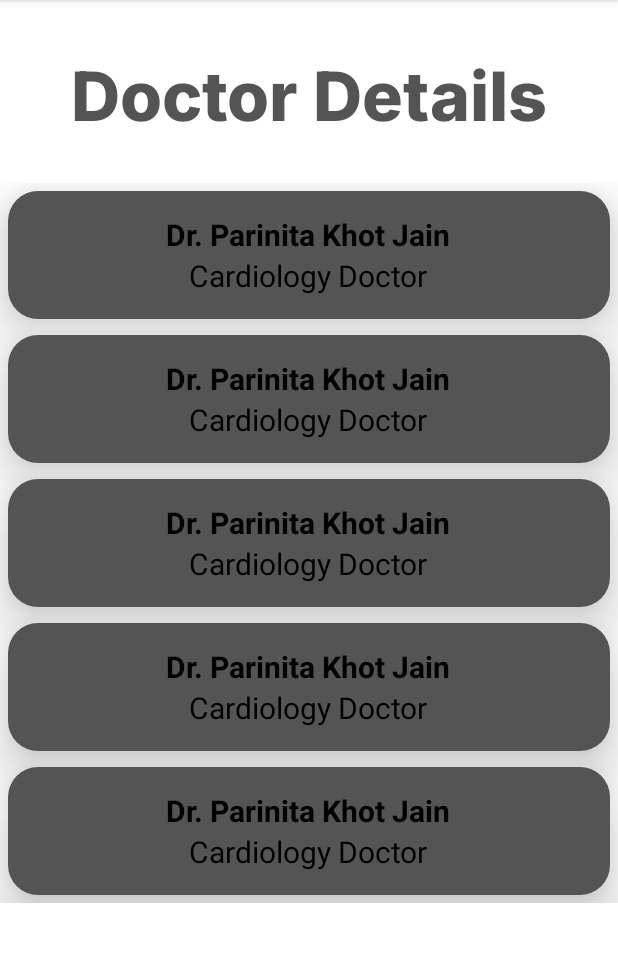
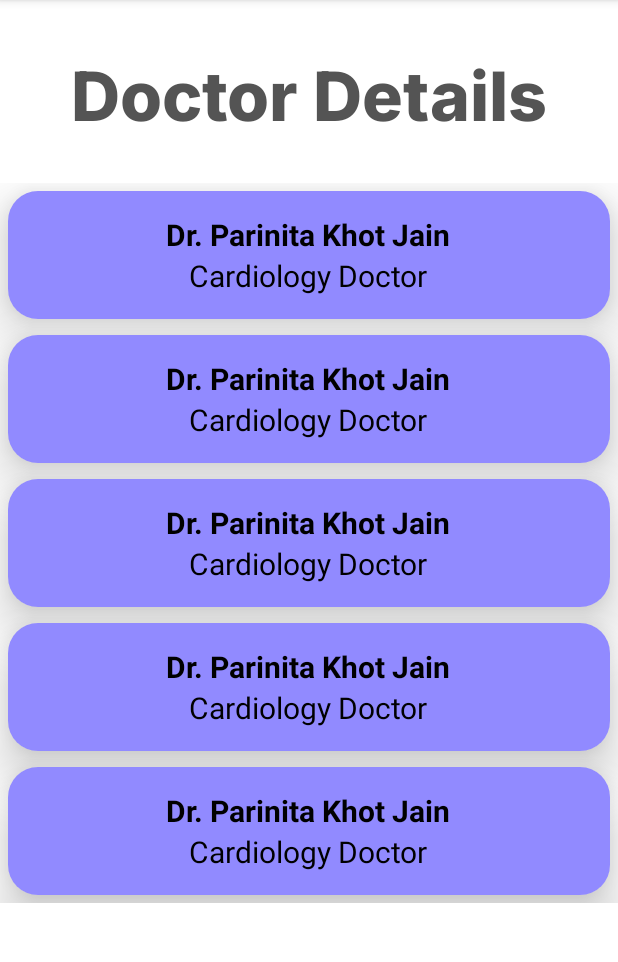
Before and after one commit to Samraddhi01/Wellgram, an Android app: the DoctorActivity screen opened directly, with no data from a screen before it, on a phone screen of 412 x 824 dp, the part 84-1046 px from its top. Run offline under Robolectric (Android 15) with nearby library versions, the phone set to English and light mode, and no system bars.

Commit message:
Doctor Background

```diff
--- a/app/src/main/res/layout/activity_doctor.xml
+++ b/app/src/main/res/layout/activity_doctor.xml
@@ -22,7 +22,7 @@
     <ScrollView
         android:layout_below="@+id/loginText"
         android:layout_width="match_parent"
-        android:layout_height="wrap_content"
+        android:layout_height="match_parent"
         tools:layout_editor_absoluteX="1dp"
         android:layout_marginTop="30dp"
         android:layout_centerHorizontal="true"
@@ -45,7 +45,7 @@
                     android:gravity="center"
                     android:paddingHorizontal="25dp"
                     android:paddingVertical="15dp"
-                    android:background="#545454"
+                    android:background="#BF6C63FF"
                     android:orientation="vertical">
                     <TextView
                         android:layout_width="wrap_content"
@@ -78,7 +78,7 @@
                     android:gravity="center"
                     android:paddingHorizontal="25dp"
                     android:paddingVertical="15dp"
-                    android:background="#545454"
+                    android:background="#BF6C63FF"
                     android:orientation="vertical">
                     <TextView
                         android:layout_width="wrap_content"
@@ -111,7 +111,7 @@
                     android:gravity="center"
                     android:paddingHorizontal="25dp"
                     android:paddingVertical="15dp"
-                    android:background="#545454"
+                    android:background="#BF6C63FF"
                     android:orientation="vertical">
                     <TextView
                         android:layout_width="wrap_content"
@@ -144,7 +144,7 @@
                     android:gravity="center"
                     android:paddingHorizontal="25dp"
                     android:paddingVertical="15dp"
-                    android:background="#545454"
+                    android:background="#BF6C63FF"
                     android:orientation="vertical">
                     <TextView
                         android:layout_width="wrap_content"
@@ -177,7 +177,7 @@
                     android:gravity="center"
                     android:paddingHorizontal="25dp"
                     android:paddingVertical="15dp"
-                    android:background="#545454"
+                    android:background="#BF6C63FF"
                     android:orientation="vertical">
                     <TextView
                         android:layout_width="wrap_content"
```
